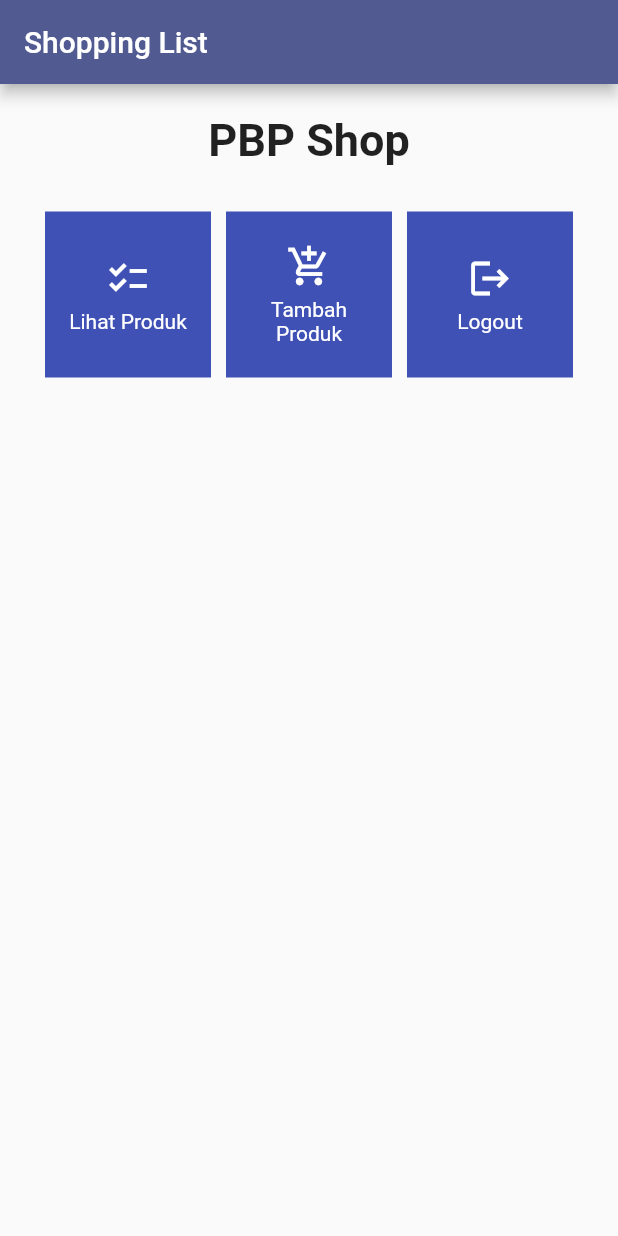
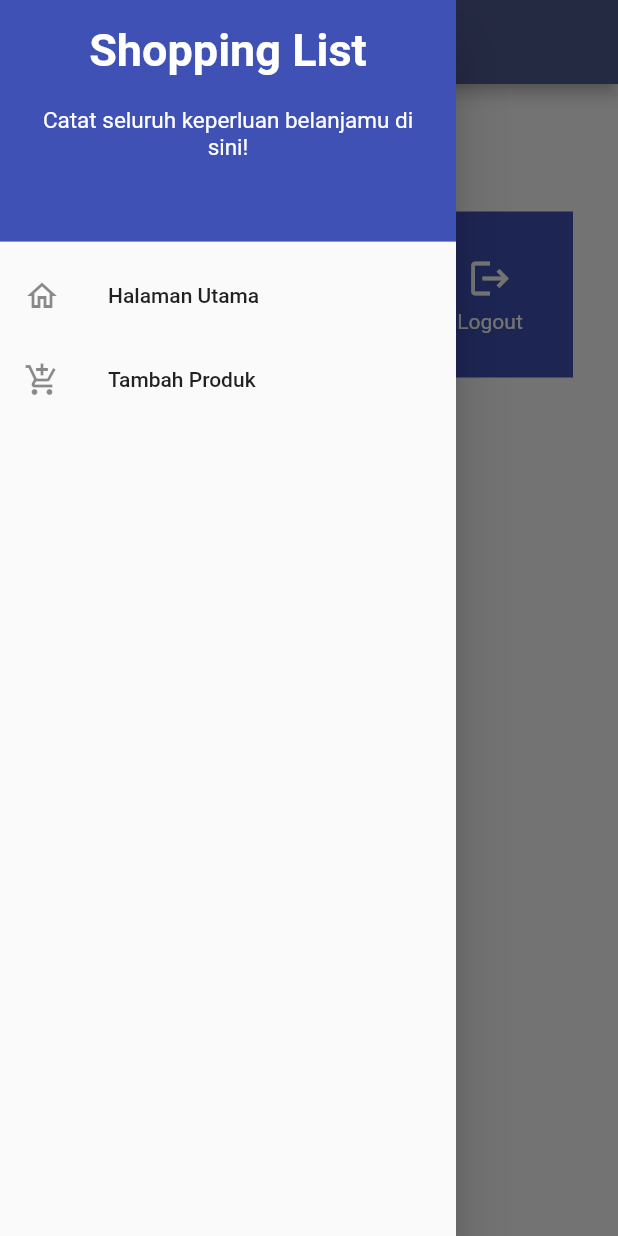
Before and after one commit to isaui/shopping-list-mobile, a Flutter app: the screen it shows after launch, with the side drawer open (before the commit the screen has no drawer), on a phone screen of 412 x 824 dp. Run offline on Flutter 3.47's test engine with Material 2 defaults, Android fonts, the phone set to English and light mode, and no system bars.

Commit message:
tutorial 7 selesai

```diff
--- a/lib/main.dart
+++ b/lib/main.dart
@@ -1,61 +1,10 @@
 import 'package:flutter/material.dart';
-import 'package:shopping_list/menu.dart';
+import 'package:shopping_list/screens/menu.dart';
 void main() {
   runApp(const MyApp());
 }
-class ShopItem {
-    final String name;
-    final IconData icon;
-    ShopItem(this.name, this.icon);
-  }
-class ShopCard extends StatelessWidget {
-  final ShopItem item;
-
-  const ShopCard(this.item, {super.key}); // Constructor
-
-  @override
-  Widget build(BuildContext context) {
-    return Material(
-      color: Colors.indigo,
-      child: InkWell(
-        // Area responsive terhadap sentuhan
-        onTap: () {
-          // Memunculkan SnackBar ketika diklik
-          ScaffoldMessenger.of(context)
-            ..hideCurrentSnackBar()
-            ..showSnackBar(SnackBar(
-                content: Text("Kamu telah menekan tombol ${item.name}!")));
-        },
-        child: Container(
-          // Container untuk menyimpan Icon dan Text
-          padding: const EdgeInsets.all(8),
-          child: Center(
-            child: Column(
-              mainAxisAlignment: MainAxisAlignment.center,
-              children: [
-                Icon(
-                  item.icon,
-                  color: Colors.white,
-                  size: 30.0,
-                ),
-                const Padding(padding: EdgeInsets.all(3)),
-                Text(
-                  item.name,
-                  textAlign: TextAlign.center,
-                  style: const TextStyle(color: Colors.white),
-                ),
-              ],
-            ),
-          ),
-        ),
-      ),
-    );
-  }
-}
 class MyApp extends StatelessWidget {
   const MyApp({super.key});
-
-
   // This widget is the root of your application.
   @override
   Widget build(BuildContext context) {
@@ -79,67 +28,3 @@ class MyApp extends StatelessWidget {
     );
   }
 }
-
-class MyHomePage extends StatelessWidget {
-  MyHomePage({Key? key}) : super(key: key);
-  final List<ShopItem> items = [
-    ShopItem("Lihat Produk", Icons.checklist),
-    ShopItem("Tambah Produk", Icons.add_shopping_cart),
-    ShopItem("Logout", Icons.logout),
-  ];
-  // This widget is the home page of your application. It is stateful, meaning
-  // that it has a State object (defined below) that contains fields that affect
-  // how it looks.
-
-  // This class is the configuration for the state. It holds the values (in this
-  // case the title) provided by the parent (in this case the App widget) and
-  // used by the build method of the State. Fields in a Widget subclass are
-  // always marked "final".
-  @override
-  Widget build(BuildContext context) {
-    // TODO: implement build
-    return Scaffold(
-      appBar: AppBar(
-        title: const Text(
-          'Shopping List',
-        ),
-      ),
-      body: SingleChildScrollView(
-        // Widget wrapper yang dapat discroll
-        child: Padding(
-          padding: const EdgeInsets.all(10.0), // Set padding dari halaman
-          child: Column(
-            // Widget untuk menampilkan children secara vertikal
-            children: <Widget>[
-              const Padding(
-                padding: EdgeInsets.only(top: 10.0, bottom: 10.0),
-                // Widget Text untuk menampilkan tulisan dengan alignment center dan style yang sesuai
-                child: Text(
-                  'PBP Shop', // Text yang menandakan toko
-                  textAlign: TextAlign.center,
-                  style: TextStyle(
-                    fontSize: 30,
-                    fontWeight: FontWeight.bold,
-                  ),
-                ),
-              ),
-              // Grid layout
-              GridView.count(
-                // Container pada card kita.
-                primary: true,
-                padding: const EdgeInsets.all(20),
-                crossAxisSpacing: 10,
-                mainAxisSpacing: 10,
-                crossAxisCount: 3,
-                shrinkWrap: true,
-                children:items.map((ShopItem item) {
-                  return ShopCard(item);
-                }).toList(),
-              ),
-            ],
-          ),
-        ),
-      ),
-    );
-  }
-}
--- a/lib/menu.dart
+++ /dev/null
@@ -1,86 +0,0 @@
-import 'package:flutter/material.dart';
-
-class MyHomePage extends StatefulWidget {
-  const MyHomePage({super.key, required this.title});
-
-  // This widget is the home page of your application. It is stateful, meaning
-  // that it has a State object (defined below) that contains fields that affect
-  // how it looks.
-
-  // This class is the configuration for the state. It holds the values (in this
-  // case the title) provided by the parent (in this case the App widget) and
-  // used by the build method of the State. Fields in a Widget subclass are
-  // always marked "final".
-
-  final String title;
-
-  @override
-  State<MyHomePage> createState() => _MyHomePageState();
-}
-
-class _MyHomePageState extends State<MyHomePage> {
-  int _counter = 0;
-
-  void _incrementCounter() {
-    setState(() {
-      // This call to setState tells the Flutter framework that something has
-      // changed in this State, which causes it to rerun the build method below
-      // so that the display can reflect the updated values. If we changed
-      // _counter without calling setState(), then the build method would not be
-      // called again, and so nothing would appear to happen.
-      _counter++;
-    });
-  }
-
-  @override
-  Widget build(BuildContext context) {
-    // This method is rerun every time setState is called, for instance as done
-    // by the _incrementCounter method above.
-    //
-    // The Flutter framework has been optimized to make rerunning build methods
-    // fast, so that you can just rebuild anything that needs updating rather
-    // than having to individually change instances of widgets.
-    return Scaffold(
-      appBar: AppBar(
-        // Here we take the value from the MyHomePage object that was created by
-        // the App.build method, and use it to set our appbar title.
-        title: Text(widget.title),
-      ),
-      body: Center(
-        // Center is a layout widget. It takes a single child and positions it
-        // in the middle of the parent.
-        child: Column(
-          // Column is also a layout widget. It takes a list of children and
-          // arranges them vertically. By default, it sizes itself to fit its
-          // children horizontally, and tries to be as tall as its parent.
-          //
-          // Invoke "debug painting" (press "p" in the console, choose the
-          // "Toggle Debug Paint" action from the Flutter Inspector in Android
-          // Studio, or the "Toggle Debug Paint" command in Visual Studio Code)
-          // to see the wireframe for each widget.
-          //
-          // Column has various properties to control how it sizes itself and
-          // how it positions its children. Here we use mainAxisAlignment to
-          // center the children vertically; the main axis here is the vertical
-          // axis because Columns are vertical (the cross axis would be
-          // horizontal).
-          mainAxisAlignment: MainAxisAlignment.center,
-          children: <Widget>[
-            const Text(
-              'You have pushed the button this many times:',
-            ),
-            Text(
-              '$_counter',
-              style: Theme.of(context).textTheme.headlineMedium,
-            ),
-          ],
-        ),
-      ),
-      floatingActionButton: FloatingActionButton(
-        onPressed: _incrementCounter,
-        tooltip: 'Increment',
-        child: const Icon(Icons.add),
-      ), // This trailing comma makes auto-formatting nicer for build methods.
-    );
-  }
-}
--- /dev/null
+++ b/lib/screens/menu.dart
@@ -0,0 +1,68 @@
+import 'package:flutter/material.dart';
+import 'package:shopping_list/widgets/shop_card.dart';
+import 'package:shopping_list/widgets/left_drawer.dart';
+
+class MyHomePage extends StatelessWidget {
+  MyHomePage({Key? key}) : super(key: key);
+  final List<ShopItem> items = [
+    ShopItem("Lihat Produk", Icons.checklist),
+    ShopItem("Tambah Produk", Icons.add_shopping_cart),
+    ShopItem("Logout", Icons.logout),
+  ];
+  // This widget is the home page of your application. It is stateful, meaning
+  // that it has a State object (defined below) that contains fields that affect
+  // how it looks.
+
+  // This class is the configuration for the state. It holds the values (in this
+  // case the title) provided by the parent (in this case the App widget) and
+  // used by the build method of the State. Fields in a Widget subclass are
+  // always marked "final".
+  @override
+  Widget build(BuildContext context) {
+    // TODO: implement build
+    return Scaffold(
+      appBar: AppBar(
+        title: const Text(
+          'Shopping List',
+        ),
+      ),
+      body: SingleChildScrollView(
+        // Widget wrapper yang dapat discroll
+        child: Padding(
+          padding: const EdgeInsets.all(10.0), // Set padding dari halaman
+          child: Column(
+            // Widget untuk menampilkan children secara vertikal
+            children: <Widget>[
+              const Padding(
+                padding: EdgeInsets.only(top: 10.0, bottom: 10.0),
+                // Widget Text untuk menampilkan tulisan dengan alignment center dan style yang sesuai
+                child: Text(
+                  'PBP Shop', // Text yang menandakan toko
+                  textAlign: TextAlign.center,
+                  style: TextStyle(
+                    fontSize: 30,
+                    fontWeight: FontWeight.bold,
+                  ),
+                ),
+              ),
+              // Grid layout
+              GridView.count(
+                // Container pada card kita.
+                primary: true,
+                padding: const EdgeInsets.all(20),
+                crossAxisSpacing: 10,
+                mainAxisSpacing: 10,
+                crossAxisCount: 3,
+                shrinkWrap: true,
+                children:items.map((ShopItem item) {
+                  return ShopCard(item);
+                }).toList(),
+              ),
+            ],
+          ),
+        ),
+      ),
+      drawer: const  LeftDrawer(),
+    );
+  }
+}
--- /dev/null
+++ b/lib/widgets/left_drawer.dart
@@ -0,0 +1,68 @@
+import 'package:flutter/material.dart';
+import 'package:shopping_list/screens/menu.dart';
+import 'package:shopping_list/screens/shopping_list_form.dart';
+
+
+class LeftDrawer extends StatelessWidget {
+  const LeftDrawer({super.key});
+
+  @override
+  Widget build(BuildContext context) {
+    return Drawer(
+      child: ListView(
+        children: [
+          const DrawerHeader(
+            decoration: BoxDecoration(
+              color: Colors.indigo,
+            ),
+            child: Column(
+              children: [
+                Text(
+                  'Shopping List',
+                  textAlign: TextAlign.center,
+                  style: TextStyle(
+                    fontSize: 30,
+                    fontWeight: FontWeight.bold,
+                    color: Colors.white,
+                  ),
+                ),
+                Padding(padding: EdgeInsets.all(10)),
+                Text("Catat seluruh keperluan belanjamu di sini!",
+                  textAlign: TextAlign.center,
+                  style: TextStyle(
+                    fontSize: 15,
+                    color: Colors.white,
+                    fontWeight: FontWeight.normal
+                  ),
+                ),
+              ],
+            ),
+          ),
+          ListTile(
+            leading: const Icon(Icons.home_outlined),
+            title: const Text('Halaman Utama'),
+            // Bagian redirection ke MyHomePage
+            onTap: () {
+              Navigator.pushReplacement(
+                  context,
+                  MaterialPageRoute(
+                    builder: (context) => MyHomePage(),
+                  ));
+            },
+          ),
+          ListTile(
+            leading: const Icon(Icons.add_shopping_cart),
+            title: const Text('Tambah Produk'),
+            // Bagian redirection ke ShopFormPage
+            onTap: () {
+              Navigator.of(context).push(MaterialPageRoute(builder: (context){
+                return ShopFormPage();
+              }));
+            },
+          ),
+          // TODO: Bagian routing
+        ],
+      ),
+    );
+  }
+}
--- /dev/null
+++ b/lib/widgets/shop_card.dart
@@ -0,0 +1,61 @@
+import 'package:flutter/material.dart';
+import 'package:shopping_list/screens//shopping_list_form.dart';
+class ShopItem {
+  final String name;
+  final IconData icon;
+  ShopItem(this.name, this.icon);
+}
+class ShopCard extends StatelessWidget {
+  final ShopItem item;
+
+  const ShopCard(this.item, {super.key}); // Constructor
+
+  @override
+  Widget build(BuildContext context) {
+    return Material(
+      color: Colors.indigo,
+      child: InkWell(
+        // Area responsive terhadap sentuhan
+        onTap: () {
+          // Memunculkan SnackBar ketika diklik
+          ScaffoldMessenger.of(context)
+            ..hideCurrentSnackBar()
+            ..showSnackBar(SnackBar(
+                content: Text("Kamu telah menekan tombol ${item.name}!")));
+
+          // Navigate ke route yang sesuai (tergantung jenis tombol)
+          if (item.name == "Tambah Produk") {
+            Navigator.of(context).push(
+                MaterialPageRoute(builder: (context){
+                  return const ShopFormPage();
+                })
+            );
+          }
+
+        },
+        child: Container(
+          // Container untuk menyimpan Icon dan Text
+          padding: const EdgeInsets.all(8),
+          child: Center(
+            child: Column(
+              mainAxisAlignment: MainAxisAlignment.center,
+              children: [
+                Icon(
+                  item.icon,
+                  color: Colors.white,
+                  size: 30.0,
+                ),
+                const Padding(padding: EdgeInsets.all(3)),
+                Text(
+                  item.name,
+                  textAlign: TextAlign.center,
+                  style: const TextStyle(color: Colors.white),
+                ),
+              ],
+            ),
+          ),
+        ),
+      ),
+    );
+  }
+}
```
Also changed, not shown: lib/screens/shopping_list_form.dart (added, +174 -0 lines), pubspec.lock, 1 other file.
